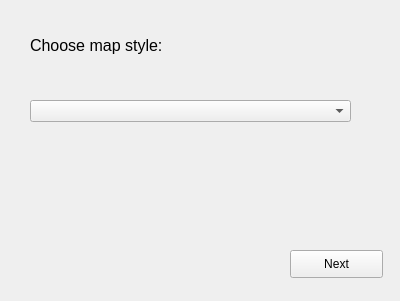
Above: gui/untitled.ui from skowronskij/epic-maps before the change. Below: the same form after it.
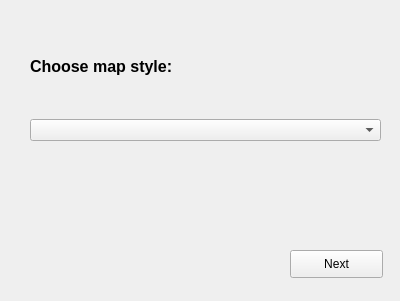
That is the form after the change.

The edit to the form file:
```diff
--- a/gui/untitled.ui
+++ b/gui/untitled.ui
@@ -13,34 +13,6 @@
   <property name="windowTitle">
    <string>Form</string>
   </property>
-  <widget class="QLabel" name="label">
-   <property name="geometry">
-    <rect>
-     <x>30</x>
-     <y>20</y>
-     <width>241</width>
-     <height>51</height>
-    </rect>
-   </property>
-   <property name="font">
-    <font>
-     <pointsize>12</pointsize>
-    </font>
-   </property>
-   <property name="text">
-    <string>Choose map style:</string>
-   </property>
-  </widget>
-  <widget class="QComboBox" name="comboBox">
-   <property name="geometry">
-    <rect>
-     <x>30</x>
-     <y>100</y>
-     <width>321</width>
-     <height>22</height>
-    </rect>
-   </property>
-  </widget>
   <widget class="QPushButton" name="pushButton">
    <property name="geometry">
     <rect>
@@ -54,6 +26,35 @@
     <string>Next</string>
    </property>
   </widget>
+  <widget class="QWidget" name="">
+   <property name="geometry">
+    <rect>
+     <x>30</x>
+     <y>20</y>
+     <width>351</width>
+     <height>121</height>
+    </rect>
+   </property>
+   <layout class="QVBoxLayout" name="verticalLayout">
+    <item>
+     <widget class="QLabel" name="label">
+      <property name="font">
+       <font>
+        <pointsize>12</pointsize>
+        <weight>75</weight>
+        <bold>true</bold>
+       </font>
+      </property>
+      <property name="text">
+       <string>Choose map style:</string>
+      </property>
+     </widget>
+    </item>
+    <item>
+     <widget class="QComboBox" name="comboBox"/>
+    </item>
+   </layout>
+  </widget>
  </widget>
  <resources/>
  <connections/>
```
